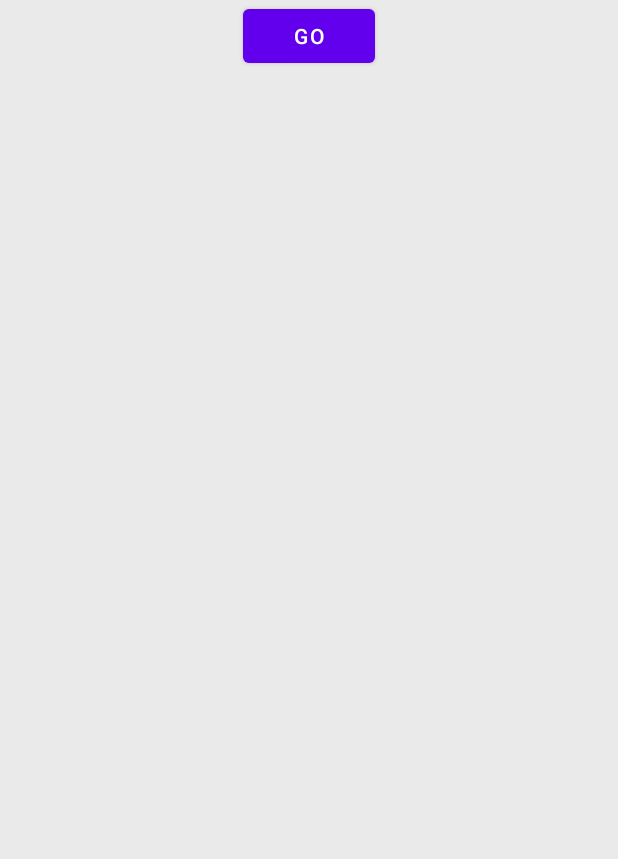
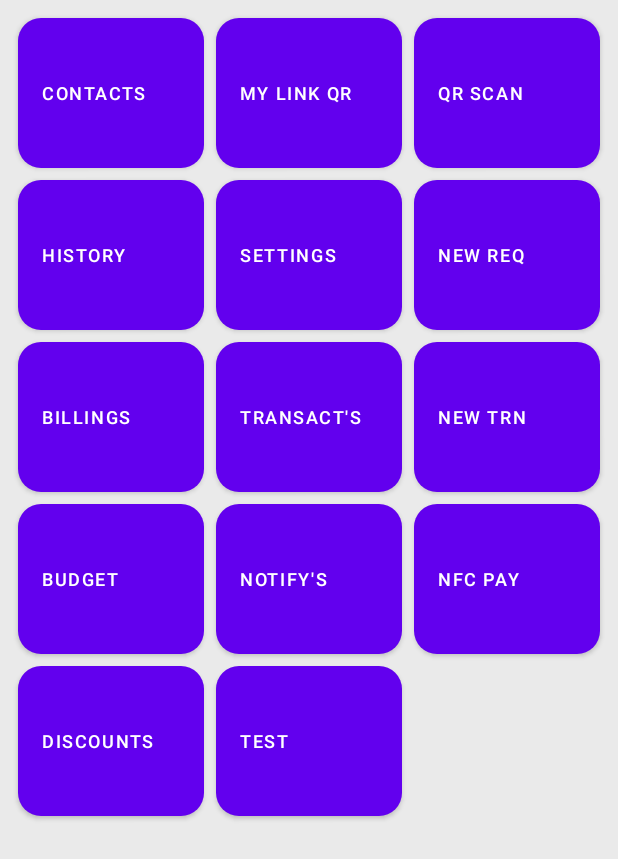
Before and after one commit to ImplementLife/ILSplitAndroid, an Android app: the screen it shows after launch (MainActivity), on a phone screen of 412 x 824 dp. Shown: the top 859 px of the screen. Run offline under Robolectric (Android 15) with nearby library versions, the phone set to English and light mode, and no system bars.

Commit message:
Add buttons to main menu (only UI)

```diff
--- a/app/src/main/java/com/impllife/split/ui/fragments/MainMenuFragment.java
+++ b/app/src/main/java/com/impllife/split/ui/fragments/MainMenuFragment.java
@@ -23,8 +23,11 @@ public class MainMenuFragment extends Fragment {
         View view = inflater.inflate(R.layout.fragment_main_menu, container, false);
         MainActivity.getInstance().hideHead();
 
-        view.findViewById(R.id.btn_go).setOnClickListener(v -> {
-            NavHostFragment.findNavController(this).navigate(R.id.contactsFragment);
+        view.findViewById(R.id.btn_contacts).setOnClickListener(v -> {
+            NavHostFragment.findNavController(this).navigate(R.id.fragment_contacts);
+        });
+        view.findViewById(R.id.btn_test).setOnClickListener(v -> {
+            NavHostFragment.findNavController(this).navigate(R.id.fragment_test);
         });
         return view;
     }
--- a/app/src/main/res/layout/fragment_main_menu.xml
+++ b/app/src/main/res/layout/fragment_main_menu.xml
@@ -6,12 +6,147 @@
                                                    tools:context=".ui.fragments.MainMenuFragment">
 
     <!-- TODO: Update blank fragment layout -->
-    <Button
-            android:text="Go"
-            android:layout_width="wrap_content"
-            android:layout_height="wrap_content"
-            android:id="@+id/btn_go"
+    <androidx.gridlayout.widget.GridLayout
+            android:layout_width="0dp"
+            android:layout_height="0dp"
+            app:layout_constraintEnd_toEndOf="parent"
             app:layout_constraintStart_toStartOf="parent"
-            app:layout_constraintEnd_toEndOf="parent" tools:layout_editor_absoluteY="420dp"/>
+            app:layout_constraintTop_toTopOf="parent"
+            app:layout_constraintBottom_toBottomOf="parent"
+            android:layout_marginStart="8dp"
+            android:layout_marginTop="8dp"
+            android:layout_marginEnd="8dp"
+            android:layout_marginBottom="8dp"
+
+            app:alignmentMode="alignBounds"
+            app:columnCount="3"
+            app:rowOrderPreserved="false"
+            app:useDefaultMargins="true"
+    >
+
+        <Button
+                android:text="Contacts"
+
+                style="@style/MainMenuGrid"
+                app:layout_columnWeight="1"
+                app:layout_gravity="fill_horizontal"
+
+                android:id="@+id/btn_contacts"
+                app:layout_row="0"
+                app:layout_column="0"
+        />
+        <Button
+                android:text="My link qr"
+
+                style="@style/MainMenuGrid"
+                app:layout_columnWeight="1"
+                app:layout_gravity="fill_horizontal"
+
+                app:layout_row="0"
+                app:layout_column="1"
+                android:id="@+id/btn_my_link_qr"/>
+        <Button
+                android:text="QR Scan"
+
+                style="@style/MainMenuGrid"
+                app:layout_columnWeight="1"
+                app:layout_gravity="fill_horizontal"
+
+                app:layout_row="0"
+                app:layout_column="2"
+                android:id="@+id/btn_qr_scan"/>
+        <Button
+                android:text="History"
+
+                style="@style/MainMenuGrid"
+                app:layout_columnWeight="1"
+                app:layout_gravity="fill_horizontal"
+
+                app:layout_row="1"
+                app:layout_column="0"
+                android:id="@+id/btn_history"/>
+        <Button
+                android:text="Billings"
+
+                style="@style/MainMenuGrid"
+                app:layout_columnWeight="1"
+                app:layout_gravity="fill_horizontal"
+
+                app:layout_row="2"
+                app:layout_column="0"
+                android:id="@+id/btn_billings"/>
+        <Button
+                android:text="Budget"
+
+                style="@style/MainMenuGrid"
+                app:layout_columnWeight="1"
+
+                app:layout_row="3"
+                app:layout_column="0"
+                android:id="@+id/btn_budget" app:layout_gravity="fill_horizontal"/>
+        <Button
+                android:text="Discounts"
+
+                style="@style/MainMenuGrid"
+                app:layout_columnWeight="1"
+                app:layout_gravity="fill_horizontal"
+
+                app:layout_row="4"
+                app:layout_column="0"
+                android:id="@+id/btn_discounts"/>
+        <Button
+                android:text="Settings"
+                style="@style/MainMenuGrid"
+                app:layout_columnWeight="1"
+                app:layout_gravity="fill_horizontal"
+                app:layout_row="1"
+                app:layout_column="1"
+                android:id="@+id/btn_settings"/>
+        <Button
+                android:text="New Req"
+                style="@style/MainMenuGrid"
+                app:layout_columnWeight="1"
+                app:layout_gravity="fill_horizontal"
+                app:layout_row="1"
+                app:layout_column="2"
+                android:id="@+id/btn_new_requisition"/>
+        <Button
+                android:text="Transact's"
+                style="@style/MainMenuGrid"
+                app:layout_columnWeight="1"
+                app:layout_gravity="fill_horizontal"
+                app:layout_row="2"
+                app:layout_column="1"
+                android:id="@+id/btn_transactions"/>
+        <Button
+                android:text="New Trn"
+                style="@style/MainMenuGrid"
+                app:layout_columnWeight="1"
+                app:layout_gravity="fill_horizontal"
+                app:layout_row="2"
+                app:layout_column="2"
+                android:id="@+id/btn_new_transaction"/>
+        <Button
+                android:text="Notify's"
+                style="@style/MainMenuGrid"
+                app:layout_columnWeight="1"
+                app:layout_row="3"
+                app:layout_column="1"
+                android:id="@+id/btn_notifys"/>
+        <Button
+                android:text="NFC Pay"
+                style="@style/MainMenuGrid"
+                app:layout_columnWeight="1"
+                app:layout_row="3"
+                app:layout_column="2"
+                android:id="@+id/btn_nfc_pay"/>
+        <Button
+                android:text="Test"
+                style="@style/MainMenuGrid"
+                app:layout_columnWeight="1"
+                app:layout_row="4"
+                app:layout_column="1"
+                android:id="@+id/btn_test"/>
+    </androidx.gridlayout.widget.GridLayout>
 
 </androidx.constraintlayout.widget.ConstraintLayout>
--- a/app/src/main/res/navigation/main_menu_nav.xml
+++ b/app/src/main/res/navigation/main_menu_nav.xml
@@ -3,14 +3,18 @@
             xmlns:app="http://schemas.android.com/apk/res-auto"
             xmlns:tools="http://schemas.android.com/tools"
             android:id="@+id/main_menu_nav"
-            app:startDestination="@id/mainMenuFragment">
+            app:startDestination="@id/fragment_main_menu">
 
-    <fragment android:id="@+id/mainMenuFragment"
+    <fragment android:id="@+id/fragment_main_menu"
               android:name="com.impllife.split.ui.fragments.MainMenuFragment"
               android:label="fragment_main_menu"
               tools:layout="@layout/fragment_main_menu"/>
-    <fragment android:id="@+id/contactsFragment"
+    <fragment android:id="@+id/fragment_contacts"
               android:name="com.impllife.split.ui.fragments.ContactsFragment"
               android:label="fragment_contacts"
               tools:layout="@layout/fragment_contacts"/>
+    <fragment android:id="@+id/fragment_test"
+              android:name="com.impllife.split.ui.fragments.TestFragment"
+              android:label="fragment_test"
+              tools:layout="@layout/fragment_test"/>
 </navigation>
--- /dev/null
+++ b/app/src/main/res/values-night/styles.xml
@@ -0,0 +1,6 @@
+<resources>
+    <style name="Widget.Theme.Split.MyView" parent="">
+        <item name="android:background">@color/gray_600</item>
+        <item name="exampleColor">@color/light_blue_600</item>
+    </style>
+</resources>
--- /dev/null
+++ b/app/src/main/res/values/styles.xml
@@ -0,0 +1,6 @@
+<resources>
+    <style name="Widget.Theme.Split.MyView" parent="">
+        <item name="android:background">@color/gray_400</item>
+        <item name="exampleColor">@color/light_blue_400</item>
+    </style>
+</resources>
--- a/app/src/main/res/values/themes.xml
+++ b/app/src/main/res/values/themes.xml
@@ -32,4 +32,12 @@
         <item name="android:textSize">14sp</item>
         <item name="android:textColor">@color/black</item>
     </style>
+    <style name="MainMenuGrid">
+        <item name="android:background">@drawable/sh_round_rectangle</item>
+        <item name="android:layout_width">0dp</item>
+        <item name="android:layout_height">100dp</item>
+        <item name="android:gravity">fill</item>
+
+        <item name="android:textSize">12sp</item>
+    </style>
 </resources>
```
